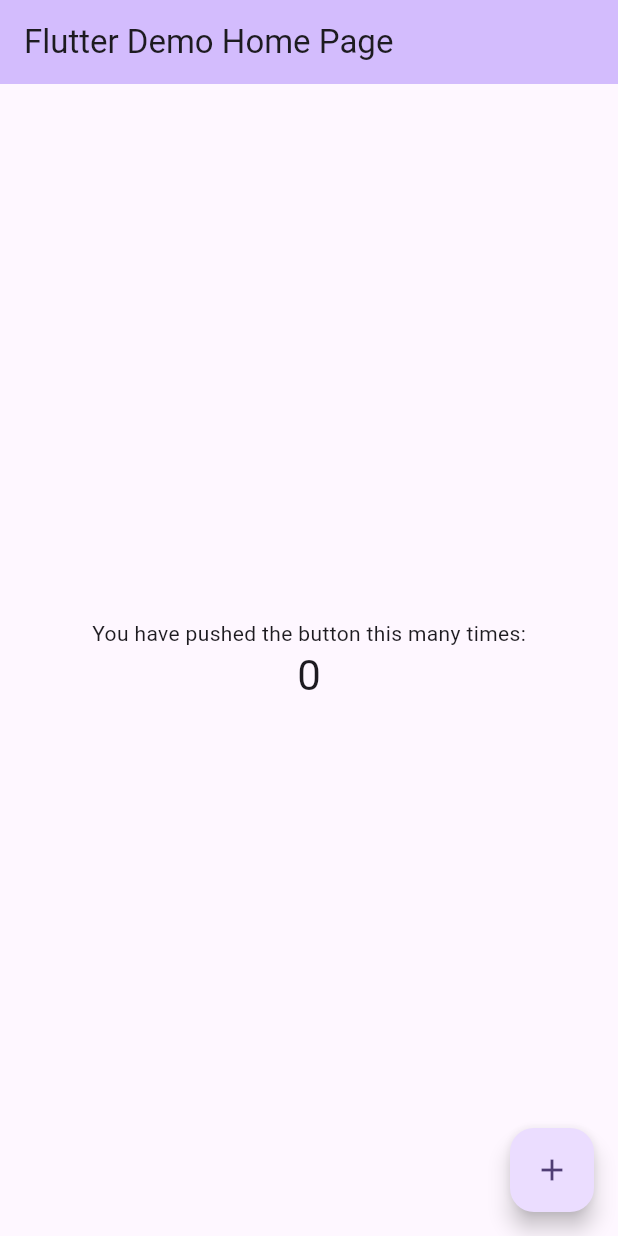
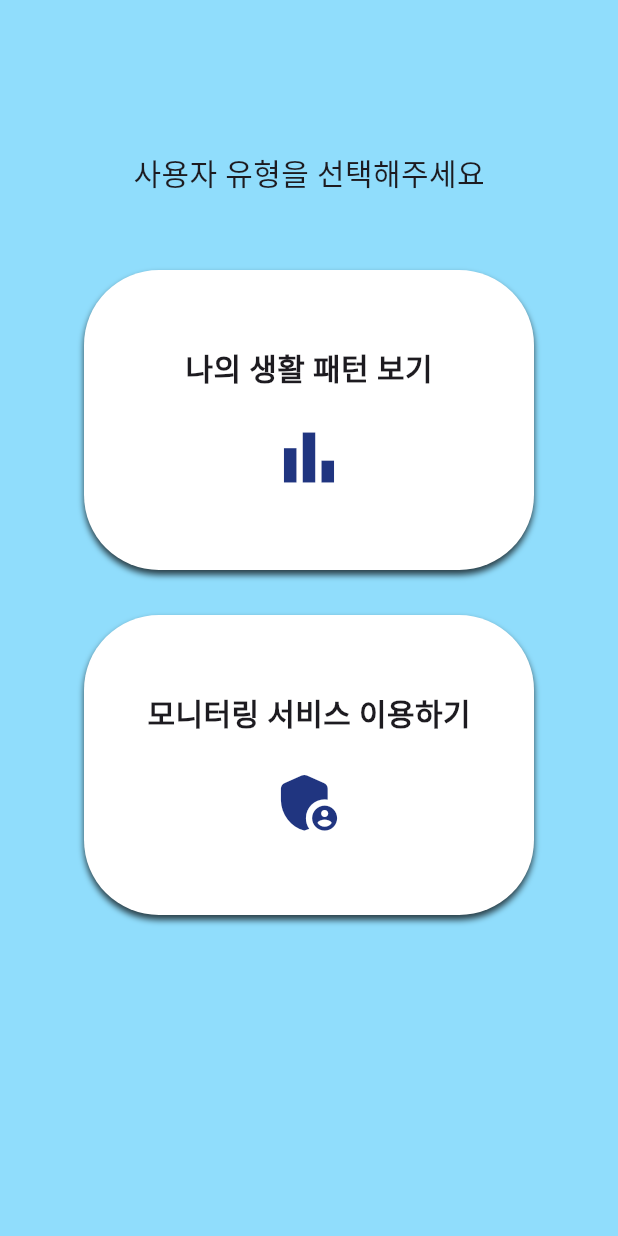
Before and after one commit to 2024-2-CECD2-Hyeyoom/smart-elderly-care-frontend, a Flutter app: the screen it shows after launch, on a phone screen of 412 x 824 dp. Run offline on Flutter 3.47's test engine with Material 3 defaults, Android fonts, the phone set to English and light mode, and no system bars.

Commit message:
feat: 사용자 선택 화면 구현현

```diff
--- a/lib/main.dart
+++ b/lib/main.dart
@@ -1,125 +1,17 @@
 import 'package:flutter/material.dart';
+import 'package:frontend/screens/start_screen.dart';
 
 void main() {
-  runApp(const MyApp());
+  runApp(const HyApp());
 }
 
-class MyApp extends StatelessWidget {
-  const MyApp({super.key});
+class HyApp extends StatelessWidget {
+  const HyApp({super.key});
 
-  // This widget is the root of your application.
   @override
   Widget build(BuildContext context) {
-    return MaterialApp(
-      title: 'Flutter Demo',
-      theme: ThemeData(
-        // This is the theme of your application.
-        //
-        // TRY THIS: Try running your application with "flutter run". You'll see
-        // the application has a purple toolbar. Then, without quitting the app,
-        // try changing the seedColor in the colorScheme below to Colors.green
-        // and then invoke "hot reload" (save your changes or press the "hot
-        // reload" button in a Flutter-supported IDE, or press "r" if you used
-        // the command line to start the app).
-        //
-        // Notice that the counter didn't reset back to zero; the application
-        // state is not lost during the reload. To reset the state, use hot
-        // restart instead.
-        //
-        // This works for code too, not just values: Most code changes can be
-        // tested with just a hot reload.
-        colorScheme: ColorScheme.fromSeed(seedColor: Colors.deepPurple),
-        useMaterial3: true,
-      ),
-      home: const MyHomePage(title: 'Flutter Demo Home Page'),
+    return const MaterialApp(
+      home: StartScreen(),
     );
   }
 }
-
-class MyHomePage extends StatefulWidget {
-  const MyHomePage({super.key, required this.title});
-
-  // This widget is the home page of your application. It is stateful, meaning
-  // that it has a State object (defined below) that contains fields that affect
-  // how it looks.
-
-  // This class is the configuration for the state. It holds the values (in this
-  // case the title) provided by the parent (in this case the App widget) and
-  // used by the build method of the State. Fields in a Widget subclass are
-  // always marked "final".
-
-  final String title;
-
-  @override
-  State<MyHomePage> createState() => _MyHomePageState();
-}
-
-class _MyHomePageState extends State<MyHomePage> {
-  int _counter = 0;
-
-  void _incrementCounter() {
-    setState(() {
-      // This call to setState tells the Flutter framework that something has
-      // changed in this State, which causes it to rerun the build method below
-      // so that the display can reflect the updated values. If we changed
-      // _counter without calling setState(), then the build method would not be
-      // called again, and so nothing would appear to happen.
-      _counter++;
-    });
-  }
-
-  @override
-  Widget build(BuildContext context) {
-    // This method is rerun every time setState is called, for instance as done
-    // by the _incrementCounter method above.
-    //
-    // The Flutter framework has been optimized to make rerunning build methods
-    // fast, so that you can just rebuild anything that needs updating rather
-    // than having to individually change instances of widgets.
-    return Scaffold(
-      appBar: AppBar(
-        // TRY THIS: Try changing the color here to a specific color (to
-        // Colors.amber, perhaps?) and trigger a hot reload to see the AppBar
-        // change color while the other colors stay the same.
-        backgroundColor: Theme.of(context).colorScheme.inversePrimary,
-        // Here we take the value from the MyHomePage object that was created by
-        // the App.build method, and use it to set our appbar title.
-        title: Text(widget.title),
-      ),
-      body: Center(
-        // Center is a layout widget. It takes a single child and positions it
-        // in the middle of the parent.
-        child: Column(
-          // Column is also a layout widget. It takes a list of children and
-          // arranges them vertically. By default, it sizes itself to fit its
-          // children horizontally, and tries to be as tall as its parent.
-          //
-          // Column has various properties to control how it sizes itself and
-          // how it positions its children. Here we use mainAxisAlignment to
-          // center the children vertically; the main axis here is the vertical
-          // axis because Columns are vertical (the cross axis would be
-          // horizontal).
-          //
-          // TRY THIS: Invoke "debug painting" (choose the "Toggle Debug Paint"
-          // action in the IDE, or press "p" in the console), to see the
-          // wireframe for each widget.
-          mainAxisAlignment: MainAxisAlignment.center,
-          children: <Widget>[
-            const Text(
-              'You have pushed the button this many times:',
-            ),
-            Text(
-              '$_counter',
-              style: Theme.of(context).textTheme.headlineMedium,
-            ),
-          ],
-        ),
-      ),
-      floatingActionButton: FloatingActionButton(
-        onPressed: _incrementCounter,
-        tooltip: 'Increment',
-        child: const Icon(Icons.add),
-      ), // This trailing comma makes auto-formatting nicer for build methods.
-    );
-  }
-}
--- /dev/null
+++ b/lib/screens/start_screen.dart
@@ -0,0 +1,98 @@
+import 'package:flutter/material.dart';
+
+class StartScreen extends StatelessWidget {
+  const StartScreen({super.key});
+
+  @override
+  Widget build(BuildContext context) {
+    return const Scaffold(
+      backgroundColor: Color.fromARGB(255, 144, 221, 252),
+      body: Padding(
+        padding: EdgeInsets.symmetric(vertical: 100),
+        child: Center(
+          child: Column(
+            children: [
+              Text(
+                '사용자 유형을 선택해주세요',
+                style: TextStyle(fontSize: 20, fontWeight: FontWeight.w500),
+              ),
+              SizedBox(
+                height: 50,
+              ),
+              ChooseUserType(
+                text: '나의 생활 패턴 보기',
+                icon: Icons.bar_chart_outlined,
+              ),
+              SizedBox(
+                height: 30,
+              ),
+              ChooseUserType(
+                text: '모니터링 서비스 이용하기',
+                icon: Icons.admin_panel_settings_rounded,
+              ),
+              SizedBox(
+                height: 30,
+              ),
+            ],
+          ),
+        ),
+      ),
+    );
+  }
+}
+
+//사용자 선택 버튼 위젯
+class ChooseUserType extends StatelessWidget {
+  final String text;
+  final IconData icon;
+
+  const ChooseUserType({
+    super.key,
+    required this.text,
+    required this.icon,
+  });
+
+  @override
+  Widget build(BuildContext context) {
+    return GestureDetector(
+      onTap: () {
+        print('버튼 누름');
+      },
+      child: Container(
+        height: 200,
+        width: 300,
+        decoration: BoxDecoration(
+          color: Colors.white,
+          borderRadius: const BorderRadius.all(
+            Radius.circular(50),
+          ),
+          boxShadow: [
+            BoxShadow(
+              blurRadius: 3,
+              offset: const Offset(0, 3),
+              color: const Color.fromARGB(255, 0, 0, 0).withValues(alpha: 0.7),
+            )
+          ],
+        ),
+        child: Center(
+          child: Column(
+            mainAxisAlignment: MainAxisAlignment.center,
+            children: [
+              Text(
+                text,
+                style:
+                    const TextStyle(fontSize: 20, fontWeight: FontWeight.w600),
+              ),
+              const SizedBox(height: 20),
+              Icon(
+                icon,
+                size: 50,
+                color: const Color.fromARGB(255, 32, 53, 128),
+              ),
+            ],
+          ),
+        ),
+      ),
+    );
+  }
+}
```
Also changed, not shown: 5 other files.
